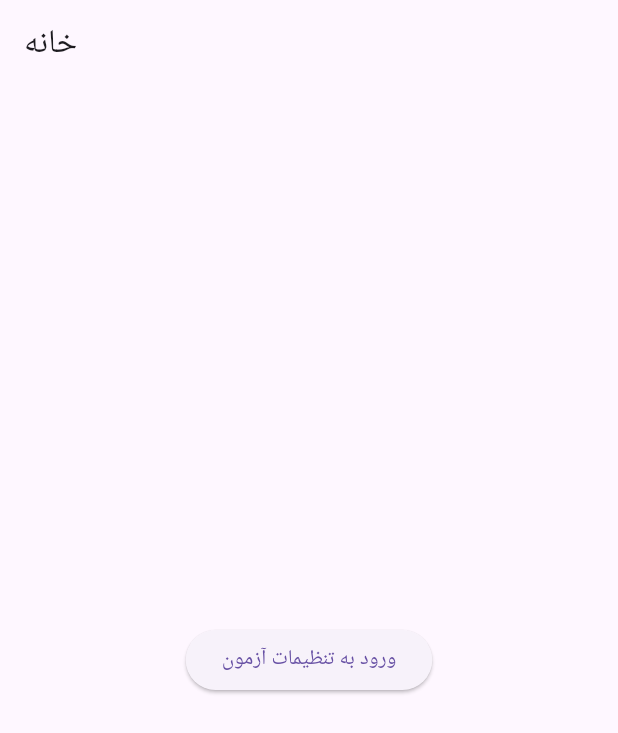
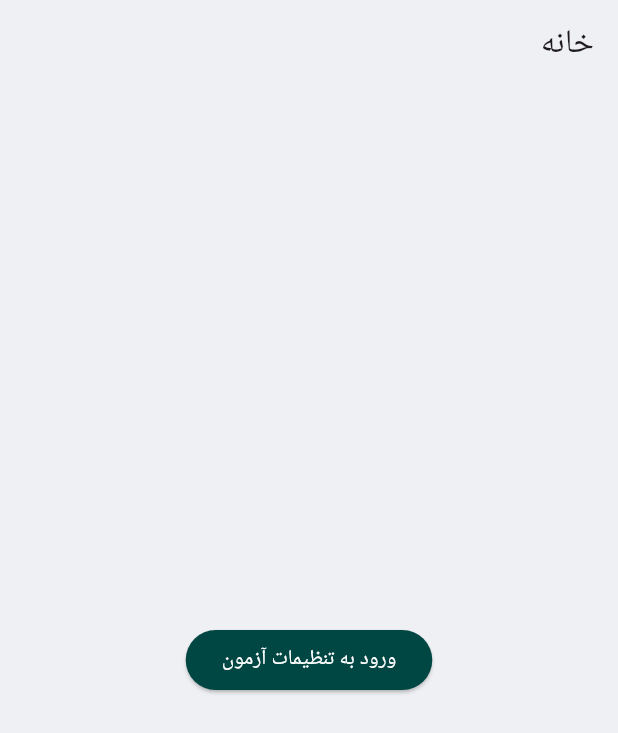
Before and after one commit to hamid-mousavi/quran, a Flutter app: the screen it shows after launch, on a phone screen of 412 x 824 dp. Shown: the top 733 px of the screen. Run offline on Flutter 3.47's test engine with Material 3 defaults, Android fonts, the phone set to English and light mode, and no system bars; our stand-ins replace bloc, equatable, flutter_bloc, percent_indicator, sqflite, sqflite_common_ffi; missing offline and left inert: flutter_dialogs; accounts and stored records are empty.

```diff
--- a/lib/main.dart
+++ b/lib/main.dart
@@ -12,8 +12,9 @@ import 'package:quran_app/repositories/quran_repository.dart';
 import 'package:sqflite_common_ffi/sqflite_ffi.dart';
 import 'package:quran_app/pages/quiz_settins_page.dart';
 import 'package:flutter/material.dart';
+
 void main() {
-    WidgetsFlutterBinding.ensureInitialized();
+  WidgetsFlutterBinding.ensureInitialized();
 
   if (Platform.isWindows || Platform.isLinux) {
     sqfliteFfiInit();
@@ -26,8 +27,20 @@ class MyApp extends StatelessWidget {
   @override
   Widget build(BuildContext context) {
     return MaterialApp(
+      theme: ThemeData(
+          elevatedButtonTheme: const ElevatedButtonThemeData(
+              style: ButtonStyle(
+                  foregroundColor: WidgetStatePropertyAll<Color>(
+                      Colors.white), // تنظیم رنگ متن دکمه
+                  backgroundColor:
+                      WidgetStatePropertyAll<Color>(Color(0xFF004643)))),
+          buttonTheme: const ButtonThemeData(
+            buttonColor: Colors.blue, // رنگ پس زمینه دکمه‌ها
+          ),
+          scaffoldBackgroundColor: const Color(0xFFEFF0F3),
+          appBarTheme: const AppBarTheme(backgroundColor: Color(0xFFEFF0F3))),
       debugShowCheckedModeBanner: false,
-      home: HomePage(),
+      home: Directionality(textDirection: TextDirection.rtl, child: HomePage()),
     );
   }
 }
--- a/lib/pages/home_page.dart
+++ b/lib/pages/home_page.dart
@@ -1,4 +1,3 @@
-
 import 'package:flutter/cupertino.dart';
 import 'package:flutter/material.dart';
 import 'package:quran_app/pages/quiz_page_test.dart';
@@ -6,6 +5,8 @@ import 'package:quran_app/pages/quiz_settins_page.dart';
 import 'package:quran_app/pages/quize_page.dart';
 
 class HomePage extends StatelessWidget {
+  const HomePage({super.key});
+
   @override
   Widget build(BuildContext context) {
     return Scaffold(
@@ -15,7 +16,7 @@ class HomePage extends StatelessWidget {
           onPressed: () {
             Navigator.push(
               context,
-              MaterialPageRoute(builder: (context) => QuizPageTest()),
+              MaterialPageRoute(builder: (context) => QuizPage()),
             );
           },
           child: Text('ورود به تنظیمات آزمون'),
--- a/pubspec.yaml
+++ b/pubspec.yaml
@@ -41,6 +41,7 @@ dependencies:
   sqflite_common_ffi: ^2.0.0+3
   equatable: ^2.0.7
   percent_indicator: ^4.2.4
+  flutter_dialogs: ^3.0.0
 
 dev_dependencies:
   flutter_test:
```
Also changed, not shown: lib/pages/quiz_page_test.dart (+3 -12 lines), lib/pages/quize_page.dart (+70 -7 lines), lib/repositories/quiz_service.dart (+37 -15 lines), pubspec.lock.
